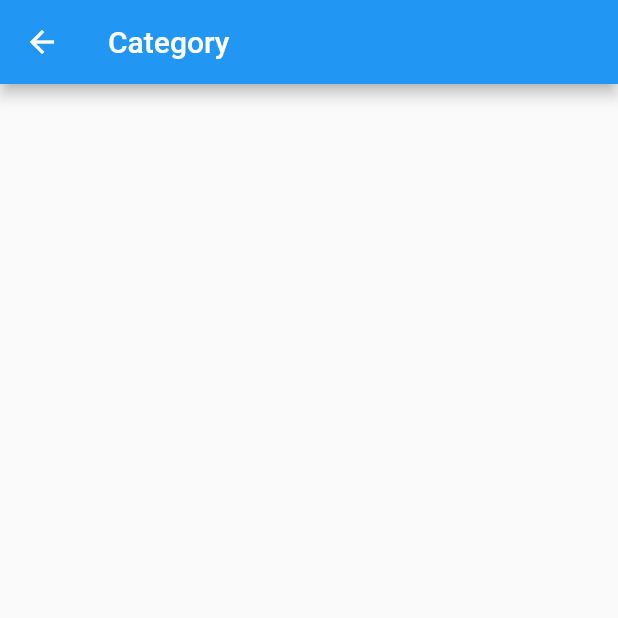
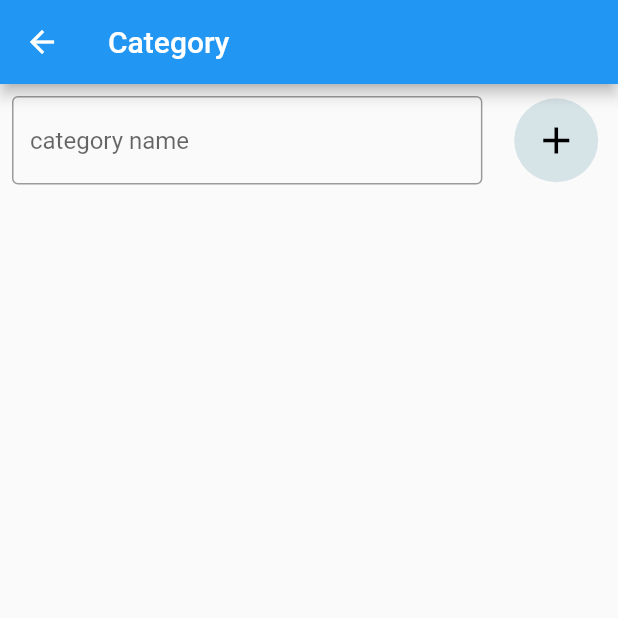
Before and after one commit to PHANNA11/NoteApp2, a Flutter app: the screen it shows after launch, after a tap on the "menu" icon, after a tap on "Add Categoty", on a phone screen of 412 x 824 dp, the top half of it. Run offline on Flutter 3.47's test engine with Material 2 defaults, Android fonts, the phone set to English and light mode, and no system bars; our stand-ins replace dropdown_button2, flutter_slidable, hexcolor, sqflite; accounts and stored records are empty.

Commit message:
add category

```diff
--- /dev/null
+++ b/lib/database/category_connection.dart
@@ -0,0 +1,38 @@
+import 'dart:io';
+import 'package:note_app/global/constant/data_fields.dart';
+import 'package:note_app/model/category_model.dart';
+import 'package:path/path.dart';
+import 'package:path_provider/path_provider.dart';
+import 'package:sqflite/sqflite.dart';
+
+class CategoryDB {
+  Future<Database> initializeDatabase() async {
+    final Directory tempDir = await getTemporaryDirectory();
+    final Directory appDocumentsDir = await getApplicationDocumentsDirectory();
+    String path = await getDatabasesPath();
+    return openDatabase(
+      join(path, 'category.db'),
+      onCreate: (database, version) async {
+        await database.execute(
+          'CREATE TABLE $categoryTable($category_id INTEGER PRIMARY KEY, $category_name TEXT)',
+        );
+      },
+      version: 1,
+    );
+  }
+
+  Future<void> insertCategory(CategoryModel category) async {
+    var db = await initializeDatabase();
+    await db.insert(categoryTable, category.toMap());
+    print('add success');
+  }
+
+  Future<List<CategoryModel>> getCategory() async {
+    var db = await initializeDatabase();
+    List<Map<String, dynamic>> result = await db.query(categoryTable);
+    return result.map((e) => CategoryModel.fromMap(e)).toList();
+  }
+
+  Future<void> deleteCategoty() async {}
+  Future<void> updateCategory() async {}
+}
--- /dev/null
+++ b/lib/global/constant/data_fields.dart
@@ -0,0 +1,3 @@
+String category_id = 'categoryId';
+String category_name = 'categoryName';
+String categoryTable = 'Category';
--- a/lib/model/category_model.dart
+++ b/lib/model/category_model.dart
@@ -1,15 +1,25 @@
 import 'package:flutter/material.dart';
 import 'package:hexcolor/hexcolor.dart';
+import 'package:note_app/global/constant/data_fields.dart';
 
 class CategoryModel {
   late int id;
   late String name;
-  late String hexColors;
-  CategoryModel(
-      {required this.id, required this.name, required this.hexColors});
+
+  CategoryModel({required this.id, required this.name});
+  Map<String, dynamic> toMap() {
+    return {
+      category_id: id,
+      category_name: name,
+    };
+  }
+
+  CategoryModel.fromMap(Map<String, dynamic> res)
+      : id = res[category_id],
+        name = res[category_name];
 }
 
 List<CategoryModel> categorys = [
-  CategoryModel(id: 1, name: 'Person', hexColors: '#1da2d8'),
-  CategoryModel(id: 2, name: 'work', hexColors: '#fbae85')
+  CategoryModel(id: 1, name: 'Person'),
+  CategoryModel(id: 2, name: 'work')
 ];
--- a/lib/view/screen/category/add_category_screen.dart
+++ b/lib/view/screen/category/add_category_screen.dart
@@ -1,19 +1,117 @@
 import 'package:flutter/material.dart';
 import 'package:flutter/src/foundation/key.dart';
 import 'package:flutter/src/widgets/framework.dart';
+import 'package:flutter_slidable/flutter_slidable.dart';
+import 'package:note_app/database/category_connection.dart';
+import 'package:note_app/model/category_model.dart';
 
-class AddCategory extends StatefulWidget {
-  const AddCategory({Key? key}) : super(key: key);
+class CategoryScreen extends StatefulWidget {
+  const CategoryScreen({Key? key}) : super(key: key);
 
   @override
-  State<AddCategory> createState() => _AddCategoryState();
+  State<CategoryScreen> createState() => _CategoryScreenState();
 }
 
-class _AddCategoryState extends State<AddCategory> {
+class _CategoryScreenState extends State<CategoryScreen> {
+  TextEditingController controller = TextEditingController();
+  List<CategoryModel> categoryList = [];
+  getCategoty() async {
+    await CategoryDB().getCategory().then((value) {
+      setState(() {
+        categoryList = value;
+      });
+    });
+  }
+
+  @override
+  void initState() {
+    // TODO: implement initState
+    super.initState();
+    getCategoty();
+  }
+
   @override
   Widget build(BuildContext context) {
     return Scaffold(
       appBar: AppBar(title: const Text('Category')),
+      body: Column(children: [
+        Flexible(
+          child: Row(
+            children: [
+              Expanded(
+                flex: 4,
+                child: Padding(
+                  padding: const EdgeInsets.all(8.0),
+                  child: TextFormField(
+                    controller: controller,
+                    decoration: const InputDecoration(
+                        border: OutlineInputBorder(),
+                        hintText: 'category name'),
+                  ),
+                ),
+              ),
+              Expanded(
+                child: Padding(
+                  padding: const EdgeInsets.all(8.0),
+                  child: FloatingActionButton(
+                    elevation: 0,
+                    heroTag: 'save',
+                    backgroundColor: const Color.fromARGB(255, 214, 227, 231),
+                    onPressed: () async {
+                      if (controller.text.isNotEmpty) {
+                        await CategoryDB()
+                            .insertCategory(CategoryModel(
+                                id: DateTime.now().microsecondsSinceEpoch,
+                                name: controller.text))
+                            .whenComplete(() => getCategoty());
+                      }
+                    },
+                    child: const Icon(
+                      Icons.add,
+                      size: 30,
+                      color: Colors.black,
+                    ),
+                  ),
+                ),
+              ),
+            ],
+          ),
+        ),
+        Expanded(
+          child: ListView.builder(
+            itemCount: categoryList.length,
+            itemBuilder: (context, index) => Card(
+              elevation: 0,
+              child: Slidable(
+                key: const ValueKey(0),
+                endActionPane: ActionPane(
+                  motion: const ScrollMotion(),
+                  dismissible: null,
+                  children: [
+                    SlidableAction(
+                      onPressed: (context) {},
+                      backgroundColor: const Color(0xFFFE4A49),
+                      foregroundColor: Colors.white,
+                      icon: Icons.delete,
+                      label: 'Delete',
+                    ),
+                    SlidableAction(
+                      onPressed: (context) {},
+                      backgroundColor: const Color(0xFF21B7CA),
+                      foregroundColor: Colors.white,
+                      icon: Icons.edit_note_rounded,
+                      label: 'Edit',
+                    ),
+                  ],
+                ),
+                child: ListTile(
+                  title: Text(categoryList[index].name),
+                ),
+              ),
+            ),
+          ),
+        )
+      ]),
     );
   }
 }
--- a/lib/view/screen/drawer/drawer_screen.dart
+++ b/lib/view/screen/drawer/drawer_screen.dart
@@ -28,10 +28,10 @@ class DrawerScreen extends StatelessWidget {
           Navigator.push(
               context,
               MaterialPageRoute(
-                builder: (context) => AddCategory(),
+                builder: (context) => const CategoryScreen(),
               ));
         },
-        leading: CircleAvatar(
+        leading: const CircleAvatar(
           maxRadius: 20,
           child: Center(
               child: Icon(
--- a/pubspec.yaml
+++ b/pubspec.yaml
@@ -37,6 +37,9 @@ dependencies:
   intl: ^0.18.1
   dropdown_button2: ^2.1.3
   hexcolor: ^2.0.7
+  flutter_slidable: ^2.0.0
+  path_provider: ^2.0.12
+  sqflite: ^2.0.3+1
 
 
 dev_dependencies:
```
Also changed, not shown: lib/database/note_connection.dart (added), pubspec.lock, 2 other files.
